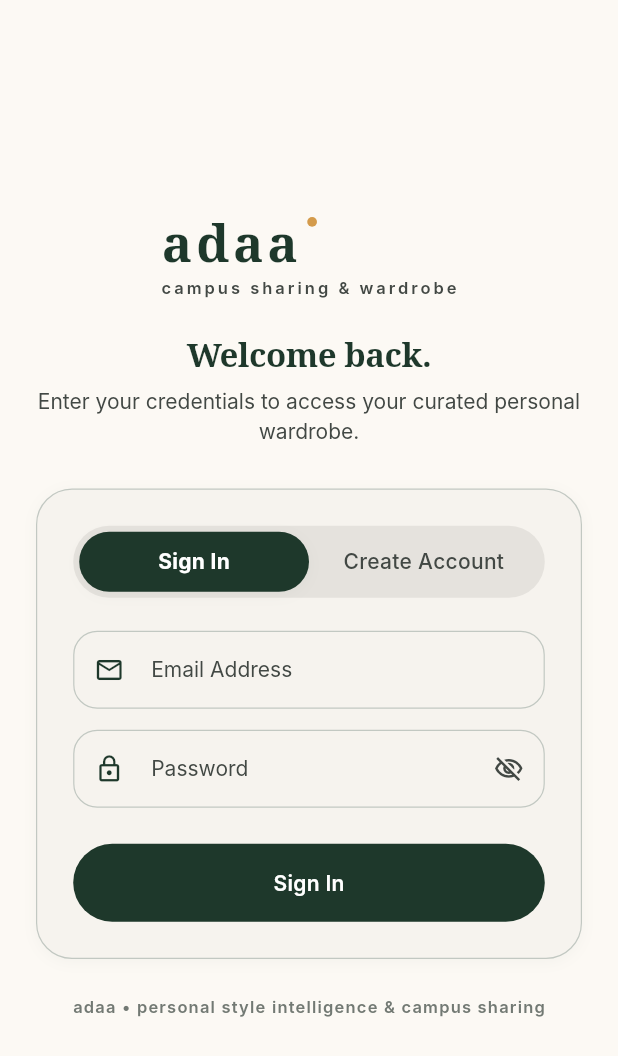
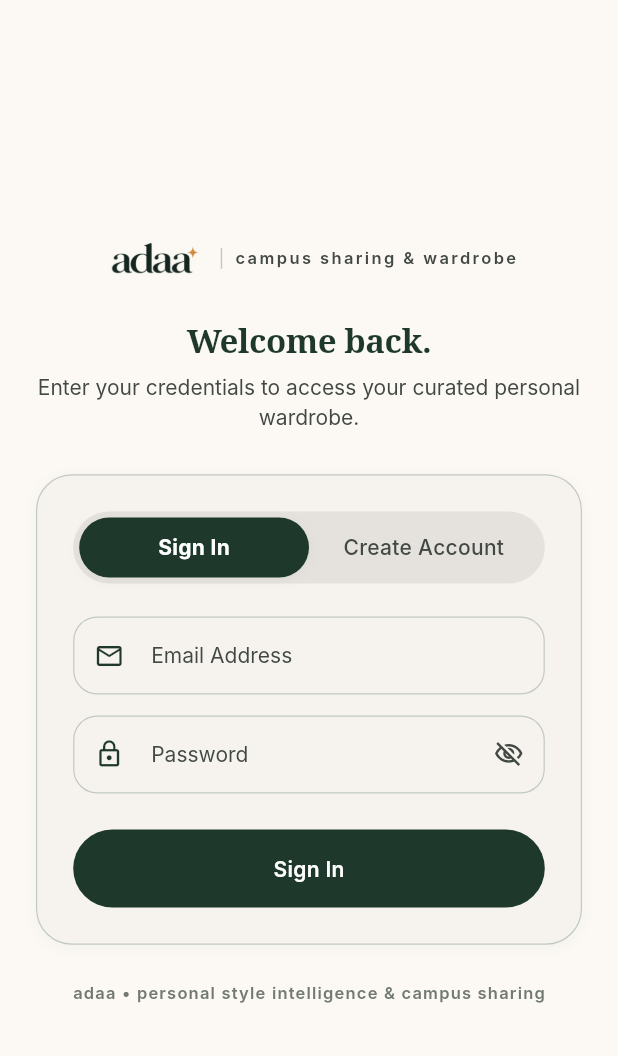
Before and after one commit to overfitlabs/adaa, a Flutter app: the screen it shows after launch, on a phone screen of 412 x 824 dp. Shown: the top 1056 px of the screen. Run offline on Flutter 3.47's test engine with Material 3 defaults, Android fonts, the phone set to English and light mode, and no system bars; our stand-ins replace image_picker, supabase_flutter; accounts and stored records are empty; Roboto replaces fonts that are missing (Plus Jakarta Sans).

Commit message:
web: interface polish

```diff
--- a/mobile/lib/core/config/demo_config.dart
+++ b/mobile/lib/core/config/demo_config.dart
@@ -1,4 +1,4 @@
-/// Configuration for ADAA demo access on web and desktop.
+/// Configuration for adaa demo access on web and desktop.
 ///
 /// Values can be supplied at build time using Flutter's `--dart-define` flags:
 /// `--dart-define=DEMO_EMAIL=...`
--- a/mobile/lib/core/widgets/web_responsive_shell.dart
+++ b/mobile/lib/core/widgets/web_responsive_shell.dart
@@ -9,7 +9,7 @@ import '../theme/app_typography.dart';
 import '../../state/auth_provider.dart';
 import 'adaa_wordmark.dart';
 
-/// Responsive desktop presentation shell for ADAA.
+/// Responsive desktop presentation shell for adaa.
 ///
 /// On desktop and wide viewports (width >= 960px):
 /// - Displays a luxury two-panel layout.
@@ -40,7 +40,7 @@ class _WebResponsiveShellState extends State<WebResponsiveShell> {
       'title': 'Digital Wardrobe',
       'subtitle': 'Smart Closet Cataloging',
       'description':
-          'Digitize your garments automatically. ADAA extracts categories, materials, and colors from photos for effortless cataloging.',
+          'Digitize your garments. adaa extracts categories, materials, and colors from photos for effortless cataloging.',
       'icon': Icons.checkroom,
       'badge': 'AI CATALOG',
       'tint': Color(0xFFF6EBE5),
@@ -208,6 +208,46 @@ class _WebResponsiveShellState extends State<WebResponsiveShell> {
             ),
           ),
 
+          // Subtle status pill in the overall page's top-right corner.
+          Positioned(
+            top: 20,
+            right: 24,
+            child: IgnorePointer(
+              child: Container(
+                padding: const EdgeInsets.symmetric(horizontal: 12, vertical: 7),
+                decoration: BoxDecoration(
+                  color: const Color(0xFFFBF8F3).withValues(alpha: 0.92),
+                  borderRadius: BorderRadius.circular(24),
+                  border: Border.all(
+                    color: AppColors.borderLight.withValues(alpha: 0.9),
+                  ),
+                ),
+                child: Row(
+                  mainAxisSize: MainAxisSize.min,
+                  children: [
+                    Container(
+                      width: 7,
+                      height: 7,
+                      decoration: const BoxDecoration(
+                        color: Color(0xFF398345),
+                        shape: BoxShape.circle,
+                      ),
+                    ),
+                    const SizedBox(width: 7),
+                    Text(
+                      'Live Preview',
+                      style: AppTypography.labelSmall.copyWith(
+                        color: AppColors.textSecondary,
+                        fontWeight: FontWeight.w600,
+                        letterSpacing: 0.2,
+                      ),
+                    ),
+                  ],
+                ),
+              ),
+            ),
+          ),
+
           // Main Balanced Two-Panel Composition
           Center(
             child: ConstrainedBox(
@@ -272,13 +312,24 @@ class _WebResponsiveShellState extends State<WebResponsiveShell> {
       crossAxisAlignment: CrossAxisAlignment.start,
       mainAxisSize: MainAxisSize.min,
       children: [
-        // Brand Wordmark & Tagline
-        const AdaaWordmark(
-          size: AdaaWordmarkSize.large,
-          showSubtitle: true,
-          subtitle: 'your style, smarter',
+        // Approved combined wordmark + tagline artwork.
+        // Keep the existing widget as a graceful fallback if the asset is unavailable.
+        Align(
+          alignment: Alignment.centerLeft,
+          child: Image.asset(
+            'assets/branding/brand_name_tagline_logo_web.png',
+            width: 240,
+            height: 58,
+            fit: BoxFit.contain,
+            alignment: Alignment.centerLeft,
+            errorBuilder: (context, error, stackTrace) => const AdaaWordmark(
+              size: AdaaWordmarkSize.large,
+              showSubtitle: true,
+              subtitle: 'your style, smarter',
+            ),
+          ),
         ),
-        const SizedBox(height: 24),
+        const SizedBox(height: 14),
 
         // Editorial Heading
         Text(
@@ -525,32 +576,6 @@ class _WebResponsiveShellState extends State<WebResponsiveShell> {
 
         const SizedBox(height: 24),
 
-        // Footer / Tech & Studio badges
-        Row(
-          children: [
-            Container(
-              width: 8,
-              height: 8,
-              decoration: const BoxDecoration(
-                color: Color(0xFF2E7D32),
-                shape: BoxShape.circle,
-              ),
-            ),
-            const SizedBox(width: 6),
-            const Text(
-              'Live Cloud Backend Connected',
-              style: TextStyle(fontSize: 11, color: AppColors.textSecondary, fontWeight: FontWeight.w600),
-            ),
-            const Spacer(),
-            Text(
-              'ADAA Studio',
-              style: AppTypography.labelSmall.copyWith(
-                color: AppColors.textMuted,
-                letterSpacing: 1.0,
-              ),
-            ),
-          ],
-        ),
       ],
     );
   }
--- a/mobile/lib/features/auth/screens/auth_screen.dart
+++ b/mobile/lib/features/auth/screens/auth_screen.dart
@@ -162,7 +162,7 @@ class _AuthScreenState extends State<AuthScreen> {
                       size: AdaaWordmarkSize.large,
                       showSubtitle: true,
                       subtitle: 'campus sharing & wardrobe',
-                      useLogoAsset: false,
+                      useLogoAsset: true,
                     ),
                   ),
 
--- a/mobile/lib/features/splash/screens/splash_screen.dart
+++ b/mobile/lib/features/splash/screens/splash_screen.dart
@@ -10,7 +10,7 @@ import '../../../state/wardrobe_provider.dart';
 import '../../home/screens/home_screen.dart';
 import '../../auth/screens/auth_screen.dart';
 
-/// Stitch-designed ADAA Splash Screen (`c8f74c6fe2cc4b08a3cd5a0ef5c9536b` & `2511290488316267073`).
+/// Stitch-designed adaa Splash Screen (`c8f74c6fe2cc4b08a3cd5a0ef5c9536b` & `2511290488316267073`).
 /// Features warm ivory canvas, organic botanical shadows, radiant ambient aura,
 /// brand logo centerpiece, 4-point gold sparkle, and shimmering champagne progress bar.
 class SplashScreen extends StatefulWidget {
```
Also changed, not shown: mobile/assets/branding/brand_name_tagline_logo_web.png (added), 4 other files.
